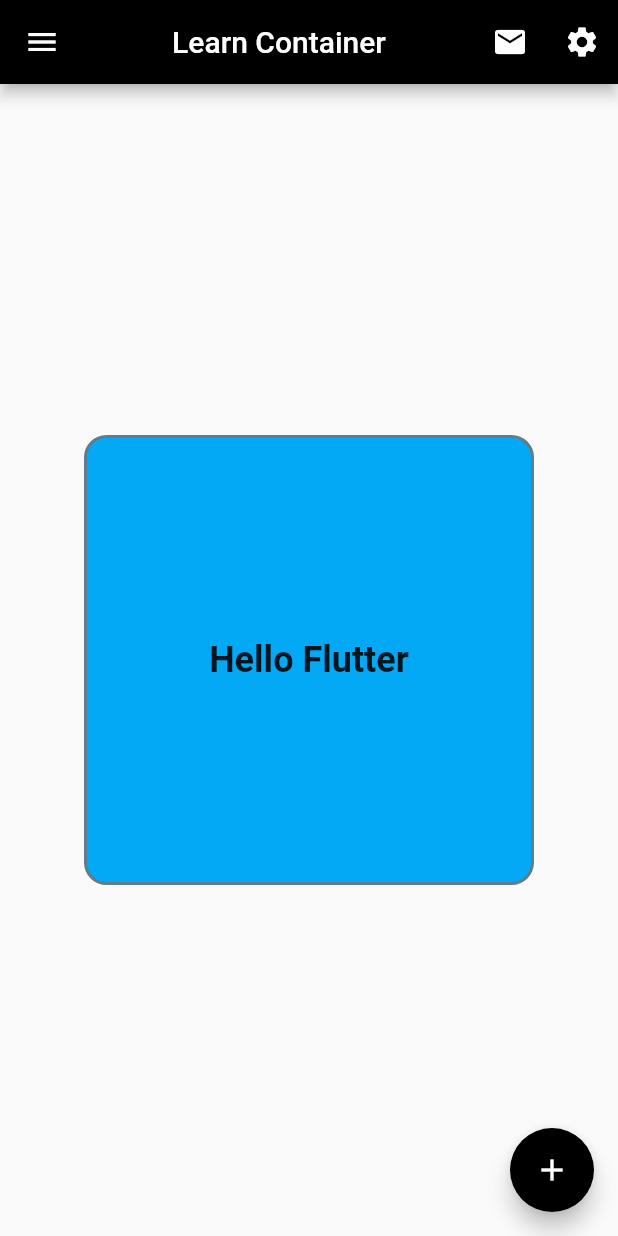
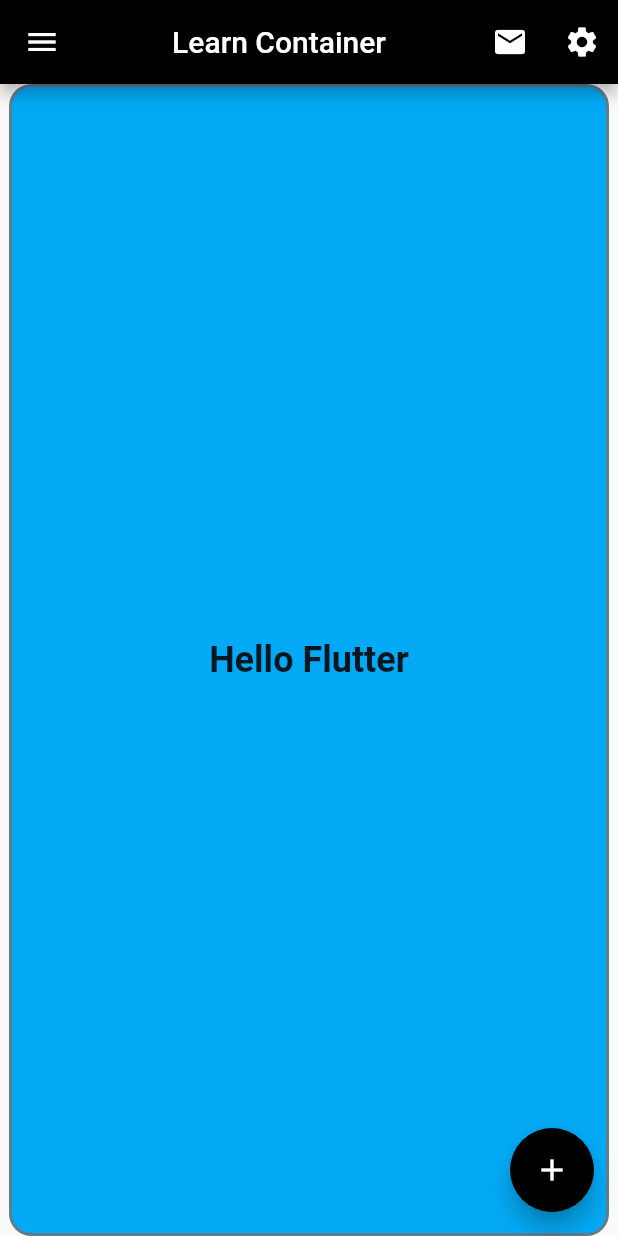
Before and after one commit to sumit007/flutter_learn, a Flutter app: the screen it shows after launch, on a phone screen of 412 x 824 dp. Run offline on Flutter 3.47's test engine with Material 2 defaults, Android fonts, the light colour scheme and no system bars.

Commit message:
BoxContraints for cotainer

```diff
--- a/lib/learn_container.dart
+++ b/lib/learn_container.dart
@@ -31,8 +31,7 @@ class LearnContainer extends StatelessWidget {
       ),
       body: Center(
         child: Container(
-          width: 300,
-          height: 300,
+          constraints: const BoxConstraints.expand(width: 400),
           decoration: BoxDecoration(
             borderRadius: BorderRadius.circular(15),
             color: Colors.lightBlue,
```
